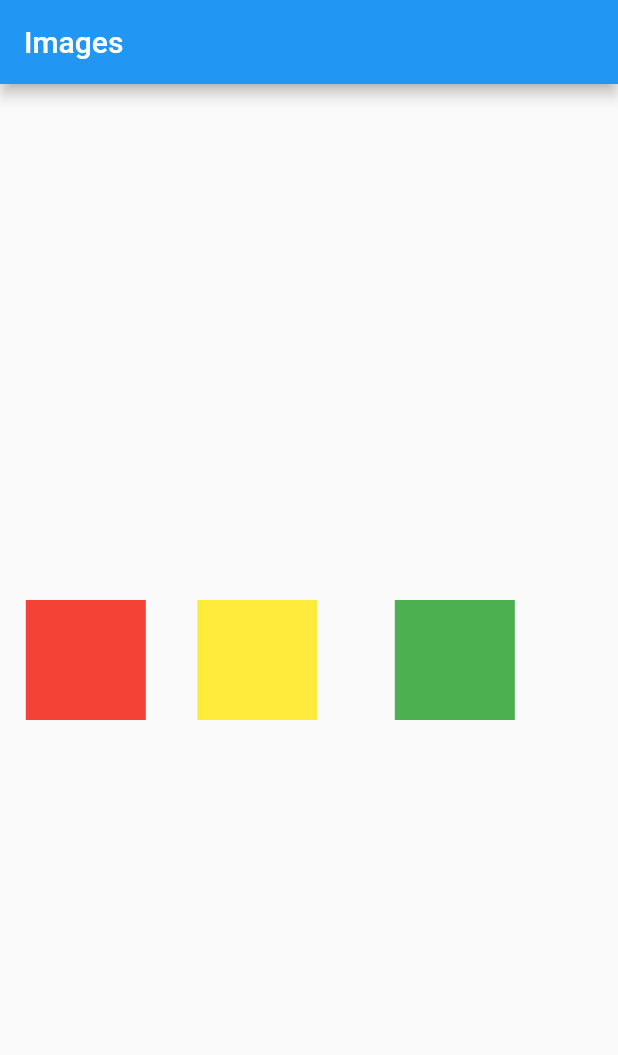
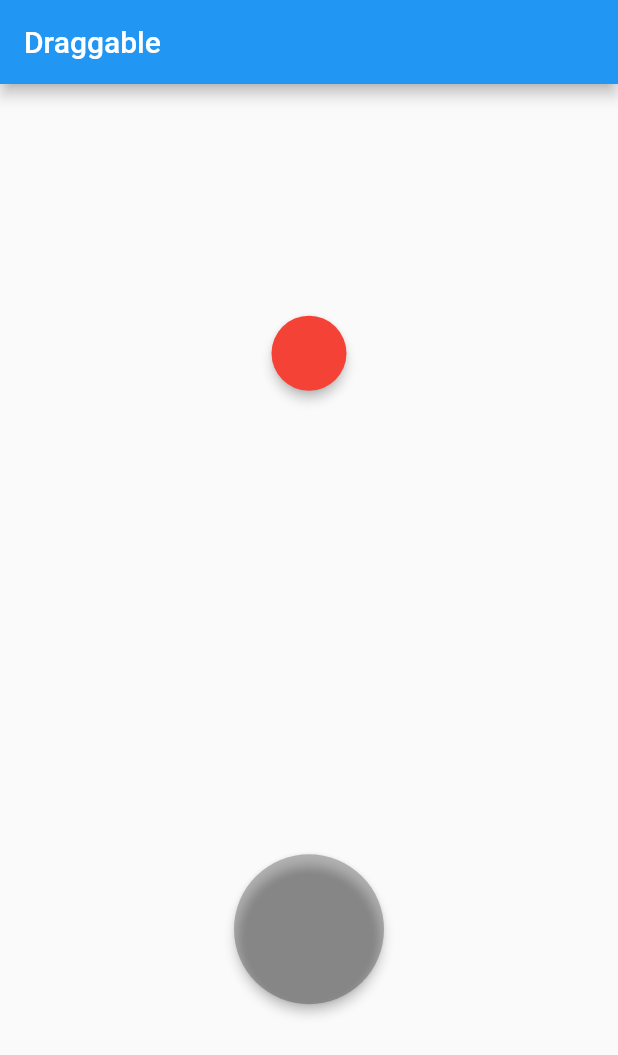
Before and after one commit to lewisccx/flutter_fundamental, a Flutter app: the screen it shows after launch, on a phone screen of 412 x 824 dp. Shown: the top 1055 px of the screen. Run offline on Flutter 3.47's test engine with Material 2 defaults, Android fonts, the light colour scheme and no system bars.

Commit message:
added draggable widget

```diff
--- a/lib/main.dart
+++ b/lib/main.dart
@@ -1,5 +1,3 @@
-import 'dart:math';
-
 import 'package:flutter/material.dart';
 
 void main() {
@@ -12,43 +10,82 @@ class MyApp extends StatefulWidget {
 }
 
 class _MyAppState extends State<MyApp> {
-  Random random = Random();
-
-  void onAnimatedContainerTap() {
-    setState(() {});
-  }
+  Color color1 = Colors.red;
+  Color color2 = Colors.green;
+  Color targetColor = Colors.brown;
+  bool isAccepted = false;
 
   @override
   Widget build(BuildContext context) {
     return MaterialApp(
         home: Scaffold(
-            appBar: AppBar(
-              title: Text("Images"),
-            ),
-            body: Center(
-                child: Row(
-              //mainAxisAlignment: MainAxisAlignment.spaceEvenly,
-              children: [
-                Spacer(flex:1),
-                Container(
-                  width: 80,
-                  height: 80,
-                  color: Colors.red,
+      appBar: AppBar(
+        title: Text("Draggable"),
+      ),
+      body: Column(
+        mainAxisAlignment: MainAxisAlignment.spaceAround,
+        children: [
+          Row(mainAxisAlignment: MainAxisAlignment.spaceAround, children: [
+            Draggable<Color>(
+              data: color1,
+              child: SizedBox(
+                width: 50,
+                height: 50,
+                child: Material(
+                  color: color1,
+                  shape: StadiumBorder(),
+                  elevation: 3,
                 ),
-                Spacer(flex:2),
-                Container(
-                  width: 80,
-                  height: 80,
-                  color: Colors.yellow,
+              ),
+              childWhenDragging: SizedBox(
+                width: 50,
+                height: 50,
+                child: Material(
+                  color: Colors.grey,
+                  shape: StadiumBorder(),
+                  elevation: 0,
                 ),
-                Spacer(flex:3 ),
-                Container(
-                  width: 80,
-                  height: 80,
-                  color: Colors.green,
+              ),
+              feedback: SizedBox(
+                width: 50,
+                height: 50,
+                child: Material(
+                  color: color1.withOpacity(0.8),
+                  shape: StadiumBorder(),
+                  elevation: 3,
                 ),
-                Spacer(flex:4)
-              ],
-            ))));
+              ),
+            )
+          ]),
+          DragTarget<Color>(
+              onWillAccept: (value) => true,
+              onAccept: (value) {
+                isAccepted = true;
+                targetColor = value;
+              },
+              builder: (context, candidates, rejected) {
+                return (isAccepted)
+                    ? SizedBox(
+                        width: 100,
+                        height: 100,
+                        child: Material(
+                          color: targetColor,
+                          shape: StadiumBorder(),
+                          elevation: 3,
+                        ),
+                      )
+                    : SizedBox(
+                        width: 100,
+                        height: 100,
+                        child: Material(
+                          color: Colors.black26,
+                          shape: StadiumBorder(),
+                          elevation: 3,
+                        ),
+                      );
+              })
+        ],
+      ),
+    ));
   }
 }
```
